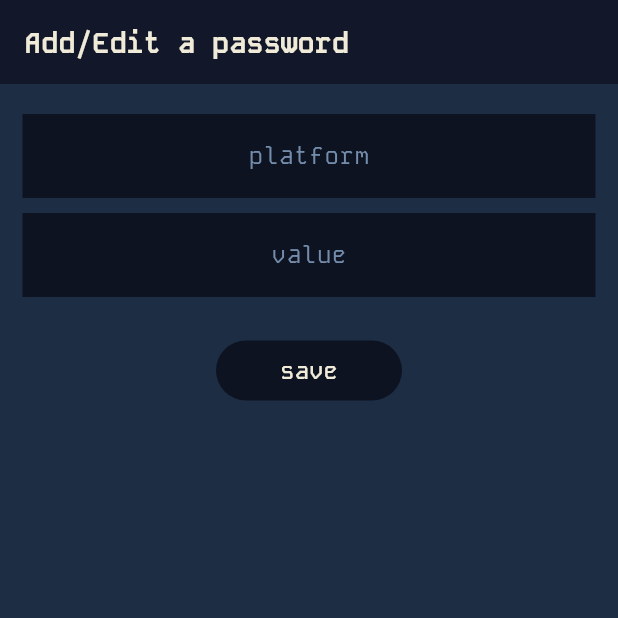
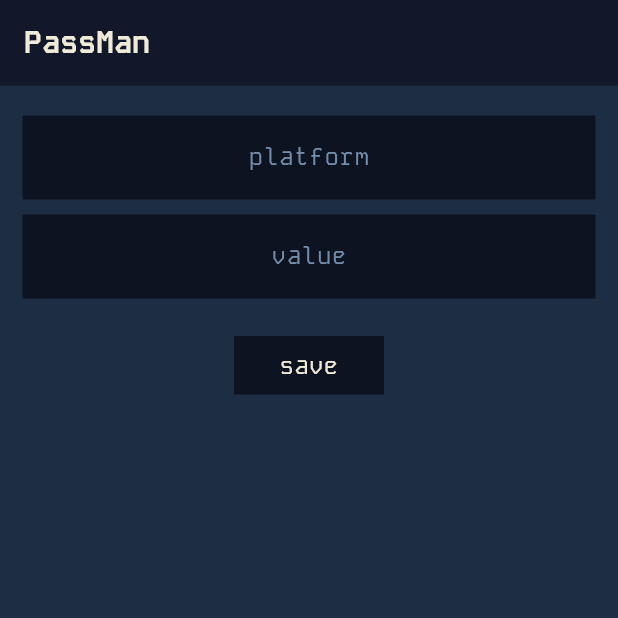
Before and after one commit to elomarii/PassMan, a Flutter app: the HomeView screen opened by its route, after a tap on "add", on a phone screen of 412 x 824 dp, the top half of it. Run offline on Flutter 3.47's test engine with Material 3 defaults, Android fonts, the phone set to English and light mode, and no system bars; our stand-ins replace get, hex, sqflite; missing offline and left inert: cryptography; accounts and stored records are empty.

```diff
--- a/lib/views/home/home_view.dart
+++ b/lib/views/home/home_view.dart
@@ -1,6 +1,7 @@
 import 'package:PassMan/constants/colors.dart';
 import 'package:PassMan/routes/app_routes.dart';
 import 'package:PassMan/views/home/home_controller.dart';
+import 'package:PassMan/widgets/app_bar.dart';
 import 'package:PassMan/widgets/app_scaffold.dart';
 import 'package:cryptography/helpers.dart';
 import 'package:flutter/material.dart';
@@ -21,19 +22,7 @@ class HomeView extends GetView<HomeController> {
         splashColor: AppColors.fourth,
         child: const Text("add"),
       ),
-      appBar: AppBar(
-        automaticallyImplyLeading: false,
-        backgroundColor: AppColors.first,
-        elevation: 2,
-        title: Text(
-          "PassMan",
-          style: TextStyle(
-            color: AppColors.fifth,
-            fontSize: 19,
-            fontWeight: FontWeight.bold,
-          ),
-        ),
-      ),
+      appBar: const PassBar(),
       body: Obx(
         () => controller.loading.value
             ? Padding(
--- a/lib/views/password/password_view.dart
+++ b/lib/views/password/password_view.dart
@@ -1,5 +1,6 @@
 import 'package:PassMan/constants/colors.dart';
 import 'package:PassMan/views/password/password_controller.dart';
+import 'package:PassMan/widgets/app_bar.dart';
 import 'package:PassMan/widgets/app_scaffold.dart';
 import 'package:PassMan/widgets/button.dart';
 import 'package:PassMan/widgets/text_field.dart';
@@ -13,19 +14,7 @@ class PasswordView extends GetView<PasswordController> {
   Widget build(BuildContext context) {
     return AppScaffold(
       bgColor: AppColors.second,
-      appBar: AppBar(
-        automaticallyImplyLeading: false,
-        backgroundColor: AppColors.first,
-        elevation: 2,
-        title: Text(
-          "Add/Edit a password",
-          style: TextStyle(
-            color: AppColors.fifth,
-            fontSize: 19,
-            fontWeight: FontWeight.bold,
-          ),
-        ),
-      ),
+      appBar: const PassBar(),
       body: Form(
         key: controller.form,
         child: Column(
--- /dev/null
+++ b/lib/widgets/app_bar.dart
@@ -0,0 +1,33 @@
+import 'package:PassMan/constants/colors.dart';
+import 'package:flutter/material.dart';
+
+class PassBar extends StatelessWidget implements PreferredSizeWidget {
+  const PassBar({super.key, this.actions});
+
+  final List<Widget>? actions;
+
+  @override
+  Widget build(BuildContext context) {
+    return AppBar(
+      automaticallyImplyLeading: false,
+      backgroundColor: AppColors.first,
+      elevation: 2,
+      title: Row(
+        children: [
+          Text(
+            "PassMan",
+            style: TextStyle(
+              color: AppColors.fifth,
+              fontSize: 20,
+              fontWeight: FontWeight.bold,
+            ),
+          )
+        ],
+      ),
+      actions: actions,
+    );
+  }
+
+  @override
+  Size get preferredSize => const Size(double.maxFinite, 57);
+}
--- a/lib/widgets/button.dart
+++ b/lib/widgets/button.dart
@@ -15,8 +15,14 @@ class _ButtonState extends State<Button> {
   bool processing = false;
   @override
   Widget build(BuildContext context) {
-    return TextButton(
-      onPressed: () async {
+    return Container(
+      width: 100,
+      color: AppColors.first,
+      alignment: Alignment.center,
+      child: InkWell(
+        onTap: processing
+            ? null
+            : () async {
                 setState(() {
                   processing = true;
                 });
@@ -25,19 +31,15 @@ class _ButtonState extends State<Button> {
                   processing = false;
                 });
               },
-      style: ButtonStyle(
-        enableFeedback: true,
-        backgroundColor:
-            MaterialStateColor.resolveWith((states) => AppColors.first),
-      ),
-      child: SizedBox(
-        width: 100,
+        child: Padding(
+          padding: const EdgeInsets.symmetric(vertical: 8),
           child: Text(
             processing ? "..." : widget.title,
             style: TextStyle(color: AppColors.fifth, fontSize: 16),
             textAlign: TextAlign.center,
           ),
         ),
+      ),
     );
   }
 }
```
Lines whose indentation alone changed are shown as unchanged.
